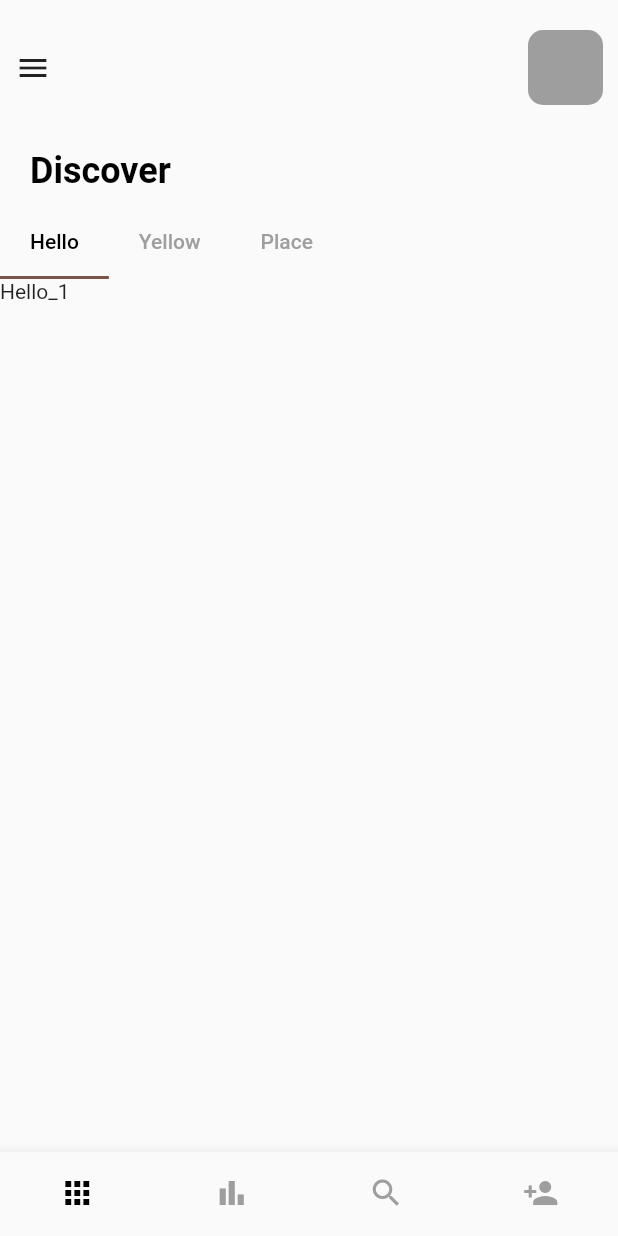
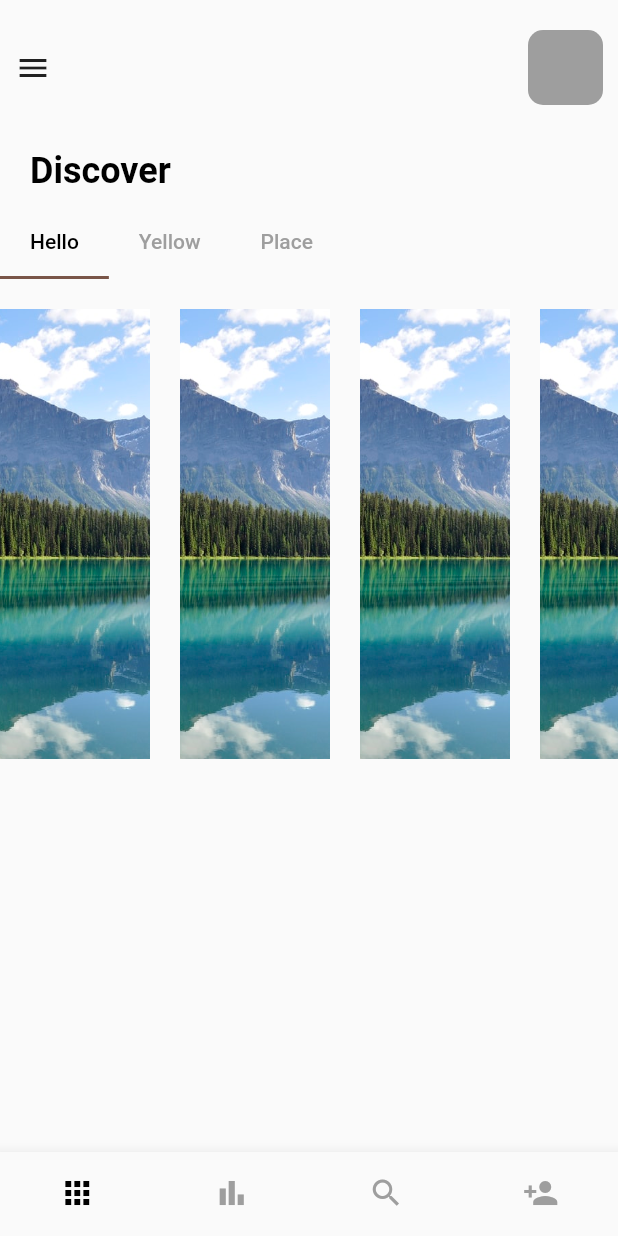
Before and after one commit to vikkicraft/Explore_india_app, a Flutter app: the screen it shows after launch, on a phone screen of 412 x 824 dp. Run offline on Flutter 3.47's test engine with Material 2 defaults, Android fonts, the phone set to English and light mode, and no system bars.

Commit message:
image listview builder

```diff
--- a/lib/pages/navpages/Home_page.dart
+++ b/lib/pages/navpages/Home_page.dart
@@ -73,16 +73,29 @@ class _HomePageState extends State<HomePage> with TickerProviderStateMixin {
               ),
             ),
             Container(
+              margin: EdgeInsets.only(top: 20),
               height: 300,
               width: double.maxFinite,
               child: TabBarView(
                 controller: _tabController,
                 // ignore: prefer_const_literals_to_create_immutables
                 children: [
-
-                  Text("Hello_1"),
-                  Text("Hello_1"),
-                  Text("Hello_1"),
+                  ListView.builder(
+                      itemCount: 5,
+                      scrollDirection: Axis.horizontal,
+                      itemBuilder: (BuildContext context, int index) {
+                        return Container(
+                          padding: EdgeInsets.only(right: 20),
+                          child: Image(
+                            height: 100,
+                            width: 100,
+                            fit: BoxFit.cover,
+                            image: AssetImage("assets/images/expo.jpg"),
+                          ),
+                        );
+                      }),
+                  Text("Hello_2"),
+                  Text("Hello_3"),
                 ],
               ),
             )
--- a/pubspec.yaml
+++ b/pubspec.yaml
@@ -43,7 +43,7 @@ dev_dependencies:
   # activated in the `analysis_options.yaml` file located at the root of your
   # package. See that file for information about deactivating specific lint
   # rules and activating additional ones.
-  flutter_lints: ^1.0.0
+  # flutter_lints: ^1.0.0
 
 # For information on the generic Dart part of this file, see the
 # following page: https://dart.dev/tools/pub/pubspec
```
Also changed, not shown: pubspec.lock.
